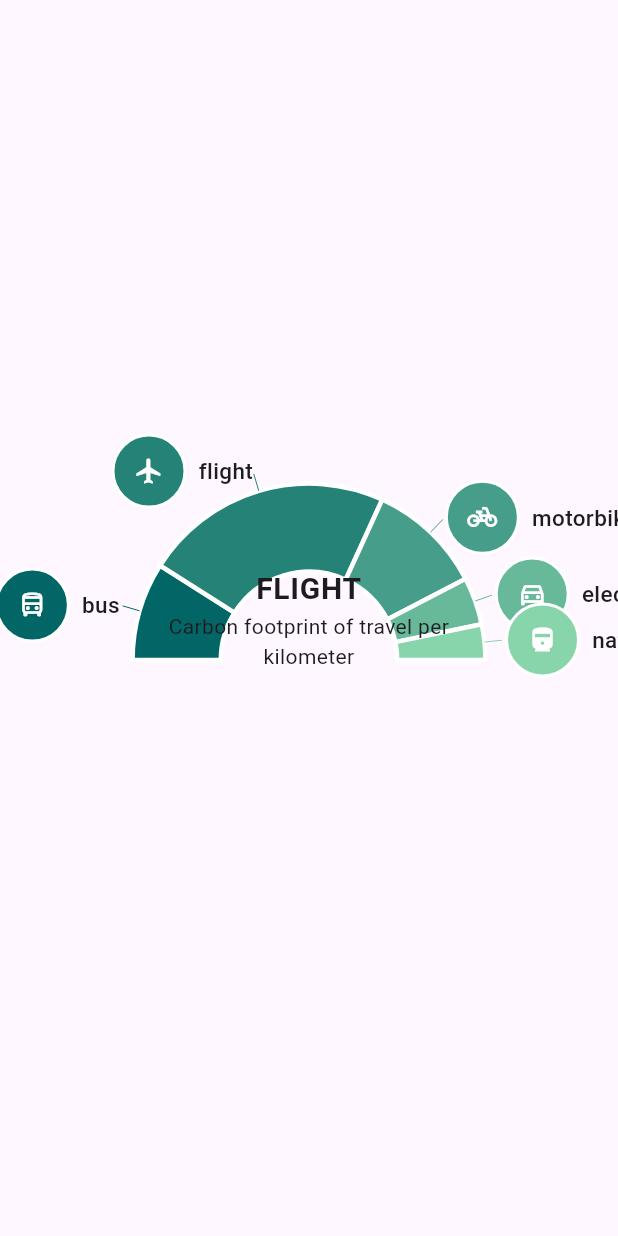
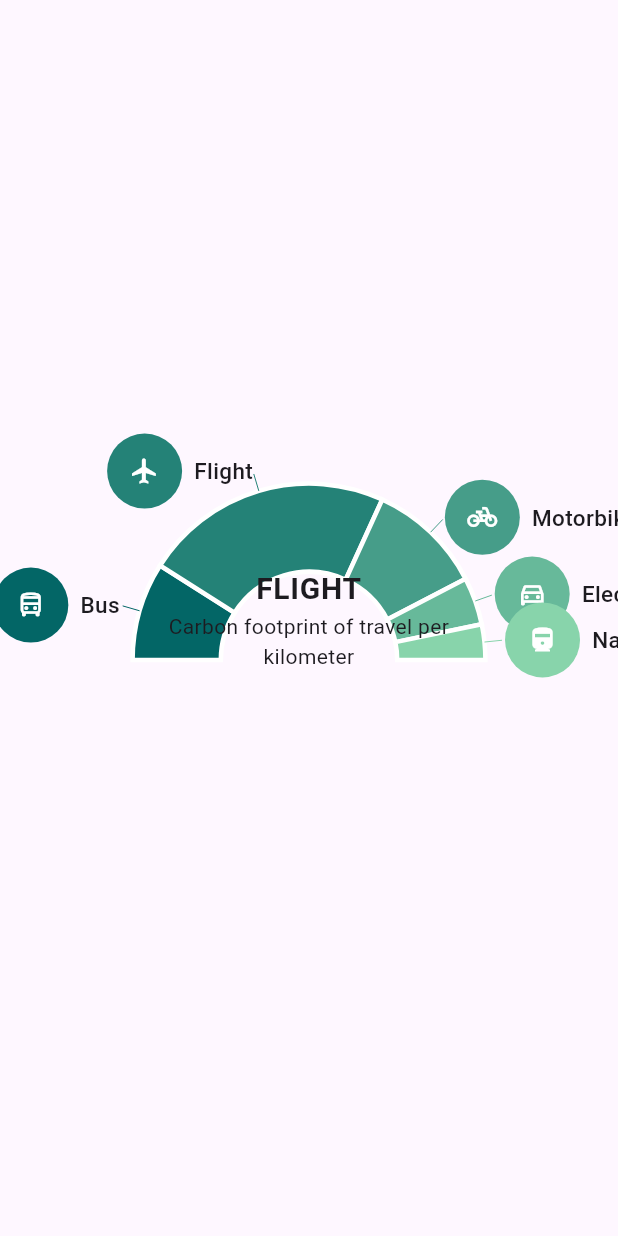
Before and after one commit to SyncfusionExamples/how-to-create-flutter-semi-doughnut-chart-for-carbon-emissions-per-kilometer, a Flutter app: the screen it shows after launch, on a phone screen of 412 x 824 dp. Run offline on Flutter 3.47's test engine with Material 3 defaults, Android fonts, the phone set to English and light mode, and no system bars; our stand-ins replace syncfusion_flutter_charts.

Commit message:
Update main.dart

```diff
--- a/lib/main.dart
+++ b/lib/main.dart
@@ -13,16 +13,16 @@ class MyApp extends StatefulWidget {
 }
 
 class _MyAppState extends State<MyApp> {
-  final List<SemiDoughnutChartData> _semiDoughnutChartData = [
-    SemiDoughnutChartData(
-        'bus', 97, Icons.directions_bus_outlined, const Color(0xff036666)),
-    SemiDoughnutChartData('flight', 246, Icons.flight, const Color(0xff248277)),
-    SemiDoughnutChartData(
-        'motorbike', 114, Icons.pedal_bike_outlined, const Color(0xff469D89)),
-    SemiDoughnutChartData('electric car', 47,
-        Icons.directions_car_filled_outlined, const Color(0xff67B99A)),
-    SemiDoughnutChartData('national rail', 35,
-        Icons.directions_railway_filled_sharp, const Color(0xff88D4AB)),
+  final List<CarbonEmission> carbonEmission = [
+    CarbonEmission(
+        'Bus', 97, Icons.directions_bus_outlined, const Color(0xff036666)),
+    CarbonEmission('Flight', 246, Icons.flight, const Color(0xff248277)),
+    CarbonEmission(
+        'Motorbike', 114, Icons.pedal_bike_outlined, const Color(0xff469D89)),
+    CarbonEmission('Electric car', 47, Icons.directions_car_filled_outlined,
+        const Color(0xff67B99A)),
+    CarbonEmission('National rail', 35, Icons.directions_railway_filled_sharp,
+        const Color(0xff88D4AB)),
   ];
 
   late String _largestSectorLabel;
@@ -43,17 +43,17 @@ class _MyAppState extends State<MyApp> {
           child: SfCircularChart(
             annotations: [_buildCenterTextAnnotation()],
             series: <CircularSeries>[
-              DoughnutSeries<SemiDoughnutChartData, String>(
+              DoughnutSeries<CarbonEmission, String>(
                 radius: '60%',
                 startAngle: 270,
                 endAngle: 90,
                 strokeColor: Colors.white,
                 strokeWidth: 3,
                 explode: true,
-                dataSource: _semiDoughnutChartData,
-                xValueMapper: (SemiDoughnutChartData data, int index) => data.x,
-                yValueMapper: (SemiDoughnutChartData data, int index) => data.y,
-                pointColorMapper: (SemiDoughnutChartData data, int index) =>
+                dataSource: carbonEmission,
+                xValueMapper: (CarbonEmission data, int index) => data.x,
+                yValueMapper: (CarbonEmission data, int index) => data.y,
+                pointColorMapper: (CarbonEmission data, int index) =>
                     data.color,
                 dataLabelSettings: DataLabelSettings(
                   isVisible: true,
@@ -69,7 +69,6 @@ class _MyAppState extends State<MyApp> {
                           decoration: BoxDecoration(
                             color: data.color,
                             shape: BoxShape.circle,
-                            border: Border.all(color: Colors.white, width: 2),
                           ),
                           child: Icon(
                             data.icon,
@@ -100,7 +99,7 @@ class _MyAppState extends State<MyApp> {
   }
 
   String _buildLargestSectorLabel() {
-    final largestSector = _semiDoughnutChartData.reduce(
+    final largestSector = carbonEmission.reduce(
       (current, next) => current.y > next.y ? current : next,
     );
     return largestSector.x;
@@ -135,8 +134,8 @@ class _MyAppState extends State<MyApp> {
   }
 }
 
-class SemiDoughnutChartData {
-  SemiDoughnutChartData(this.x, this.y, this.icon, this.color);
+class CarbonEmission {
+  CarbonEmission(this.x, this.y, this.icon, this.color);
   final String x;
   final double y;
   final IconData icon;
```
